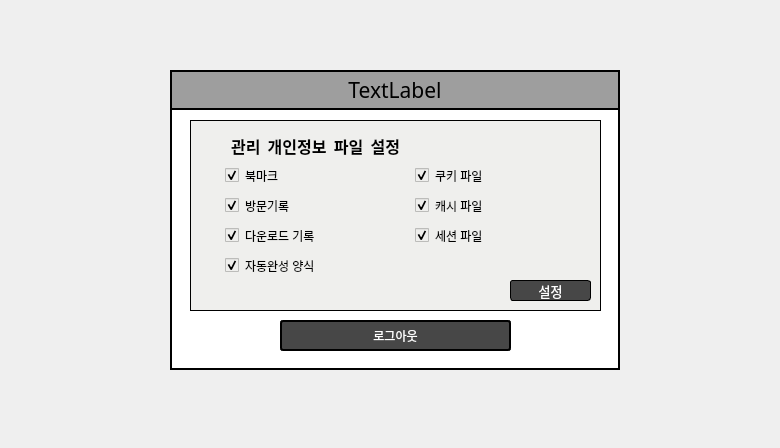
Old version of the form UI/runGUI.ui in the repository ChaeHyunsic/PIM_agent.
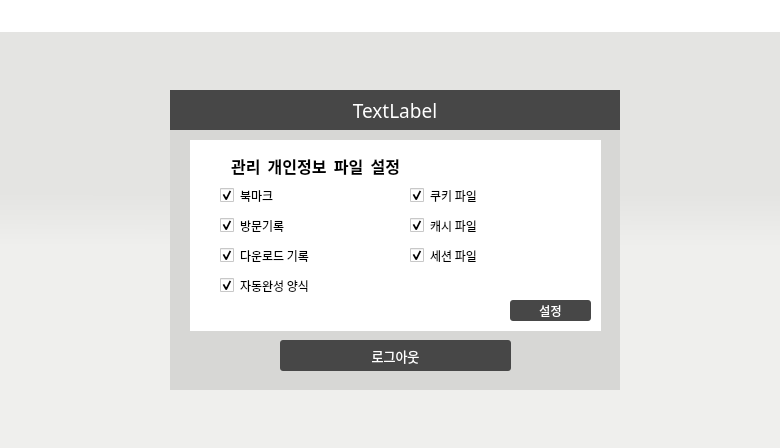
New version of the form.

Commit message: fix GUI and logout Mechanism

Diff of the .ui file:
```diff
--- a/UI/runGUI.ui
+++ b/UI/runGUI.ui
@@ -13,11 +13,14 @@
   <property name="windowTitle">
    <string>PIM AGENT</string>
   </property>
+  <property name="styleSheet">
+   <string notr="true">background-color:qlineargradient(spread:pad, x1:0.5, y1:0.432, x2:0.499682, y2:0.551, stop:0 #E4E4E2, stop:1 #EFEFED)</string>
+  </property>
   <widget class="QFrame" name="frame">
    <property name="geometry">
     <rect>
      <x>170</x>
-     <y>70</y>
+     <y>90</y>
      <width>450</width>
      <height>300</height>
     </rect>
@@ -29,8 +32,8 @@
     </font>
    </property>
    <property name="styleSheet">
-    <string notr="true">background-color:#ffffff;
-border: 2px solid black;
+    <string notr="true">background-color:#D7D7D5;
+border: transparent;
 </string>
    </property>
    <property name="frameShape">
@@ -50,13 +53,13 @@
     </property>
     <property name="font">
      <font>
-      <family>Andalus</family>
-      <pointsize>16</pointsize>
+      <family>HY견고딕</family>
+      <pointsize>14</pointsize>
      </font>
     </property>
     <property name="styleSheet">
-     <string notr="true">color: black;
-background-color: #9E9E9E;
+     <string notr="true">color: white;
+background-color:#474747;
 text-align:center;</string>
     </property>
     <property name="text">
@@ -247,11 +250,23 @@
       </disabled>
      </palette>
     </property>
+    <property name="font">
+     <font>
+      <family>HY견고딕</family>
+      <pointsize>10</pointsize>
+     </font>
+    </property>
     <property name="styleSheet">
-     <string notr="true">color: white;
+     <string notr="true">QPushButton{
+color: white;
 background-color:#474747;
 border-style: solid;
-border-radius:3px;</string>
+border-radius:3px;
+}
+
+ QPushButton:hover {
+background-color:#9E9E9E;
+ }</string>
     </property>
     <property name="text">
      <string>로그아웃</string>
@@ -266,9 +281,13 @@
       <height>191</height>
      </rect>
     </property>
+    <property name="font">
+     <font>
+      <family>HY견고딕</family>
+     </font>
+    </property>
     <property name="styleSheet">
-     <string notr="true">background-color:#EFEFED;
-border: 1px solid;</string>
+     <string notr="true">background-color:#ffffff;</string>
     </property>
     <property name="frameShape">
      <enum>QFrame::StyledPanel</enum>
@@ -285,9 +304,13 @@
        <height>31</height>
       </rect>
      </property>
+     <property name="font">
+      <font>
+       <family>HY견고딕</family>
+      </font>
+     </property>
      <property name="styleSheet">
-      <string notr="true">background-color:#EFEFED;
-border: 5px solid #EFEFED;</string>
+      <string notr="true"/>
      </property>
      <property name="text">
       <string>방문기록</string>
@@ -305,9 +328,13 @@
        <height>31</height>
       </rect>
      </property>
+     <property name="font">
+      <font>
+       <family>HY견고딕</family>
+      </font>
+     </property>
      <property name="styleSheet">
-      <string notr="true">background-color:#EFEFED;
-border: 5px solid #EFEFED;</string>
+      <string notr="true"/>
      </property>
      <property name="text">
       <string>다운로드 기록</string>
@@ -325,9 +352,13 @@
        <height>31</height>
       </rect>
      </property>
+     <property name="font">
+      <font>
+       <family>HY견고딕</family>
+      </font>
+     </property>
      <property name="styleSheet">
-      <string notr="true">background-color:#EFEFED;
-border: 5px solid #EFEFED;</string>
+      <string notr="true"/>
      </property>
      <property name="text">
       <string>북마크</string>
@@ -345,9 +376,13 @@
        <height>31</height>
       </rect>
      </property>
+     <property name="font">
+      <font>
+       <family>HY견고딕</family>
+      </font>
+     </property>
      <property name="styleSheet">
-      <string notr="true">background-color:#EFEFED;
-border: 5px solid #EFEFED;</string>
+      <string notr="true"/>
      </property>
      <property name="text">
       <string>쿠키 파일</string>
@@ -365,9 +400,13 @@
        <height>31</height>
       </rect>
      </property>
+     <property name="font">
+      <font>
+       <family>HY견고딕</family>
+      </font>
+     </property>
      <property name="styleSheet">
-      <string notr="true">background-color:#EFEFED;
-border: 5px solid #EFEFED;</string>
+      <string notr="true"/>
      </property>
      <property name="text">
       <string>자동완성 양식</string>
@@ -385,9 +424,13 @@
        <height>31</height>
       </rect>
      </property>
+     <property name="font">
+      <font>
+       <family>HY견고딕</family>
+      </font>
+     </property>
      <property name="styleSheet">
-      <string notr="true">background-color:#EFEFED;
-border: 5px solid #EFEFED;</string>
+      <string notr="true"/>
      </property>
      <property name="text">
       <string>캐시 파일</string>
@@ -405,9 +448,13 @@
        <height>31</height>
       </rect>
      </property>
+     <property name="font">
+      <font>
+       <family>HY견고딕</family>
+      </font>
+     </property>
      <property name="styleSheet">
-      <string notr="true">background-color:#EFEFED;
-border: 5px solid #EFEFED;</string>
+      <string notr="true"/>
      </property>
      <property name="text">
       <string>세션 파일</string>
@@ -599,17 +646,23 @@
      </property>
      <property name="font">
       <font>
-       <family>Agency FB</family>
-       <pointsize>10</pointsize>
+       <family>HY견고딕</family>
+       <pointsize>9</pointsize>
        <weight>50</weight>
        <bold>false</bold>
       </font>
      </property>
      <property name="styleSheet">
-      <string notr="true">color: white;
+      <string notr="true">QPushButton{
+color: white;
 background-color:#474747;
 border-style: solid;
-border-radius:3px;</string>
+border-radius:3px;
+}
+
+ QPushButton:hover {
+background-color:#9E9E9E;
+ }</string>
      </property>
      <property name="text">
       <string>설정</string>
@@ -627,15 +680,14 @@
     </property>
     <property name="font">
      <font>
-      <family>Agency FB</family>
+      <family>HY견고딕</family>
       <pointsize>12</pointsize>
       <weight>75</weight>
       <bold>true</bold>
      </font>
     </property>
     <property name="styleSheet">
-     <string notr="true">background-color:#EFEFED;
-border: 5px solid #EFEFED;</string>
+     <string notr="true">background-color:#ffffff;</string>
     </property>
     <property name="text">
      <string>관리  개인정보  파일  설정</string>
@@ -686,10 +738,11 @@
     <string notr="true">QPushButton{
 background-color:transparent;
 border:transparent;
+
 }
 
  QPushButton:hover {
-     background-color: #9E9E9E;
+background-color:#EFEFED;
  }</string>
    </property>
    <property name="text">
@@ -719,6 +772,68 @@
     <string/>
    </property>
   </widget>
+  <widget class="QLabel" name="titleLabel_2">
+   <property name="geometry">
+    <rect>
+     <x>0</x>
+     <y>0</y>
+     <width>780</width>
+     <height>32</height>
+    </rect>
+   </property>
+   <property name="font">
+    <font>
+     <family>함초롬돋움</family>
+     <pointsize>14</pointsize>
+    </font>
+   </property>
+   <property name="styleSheet">
+    <string notr="true">color: black;
+background-color: rgba(255,255,255);
+text-align:center;
+ border-bottom: 0.4px solid black;
+</string>
+   </property>
+   <property name="text">
+    <string/>
+   </property>
+   <property name="alignment">
+    <set>Qt::AlignCenter</set>
+   </property>
+  </widget>
+  <widget class="QLabel" name="iconlabel">
+   <property name="geometry">
+    <rect>
+     <x>5</x>
+     <y>5</y>
+     <width>20</width>
+     <height>20</height>
+    </rect>
+   </property>
+   <property name="font">
+    <font>
+     <family>함초롬돋움</family>
+     <pointsize>14</pointsize>
+    </font>
+   </property>
+   <property name="styleSheet">
+    <string notr="true">color: black;
+background-color: rgba(255,255,255);
+text-align:center;</string>
+   </property>
+   <property name="text">
+    <string/>
+   </property>
+   <property name="alignment">
+    <set>Qt::AlignCenter</set>
+   </property>
+  </widget>
+  <zorder>titleLabel_2</zorder>
+  <zorder>frame</zorder>
+  <zorder>closeBtn</zorder>
+  <zorder>minimizeBtn</zorder>
+  <zorder>runBackgroundBtn</zorder>
+  <zorder>iconlabel</zorder>
  </widget>
  <resources/>
  <connections/>
```
The commit also changes 6 other files.
